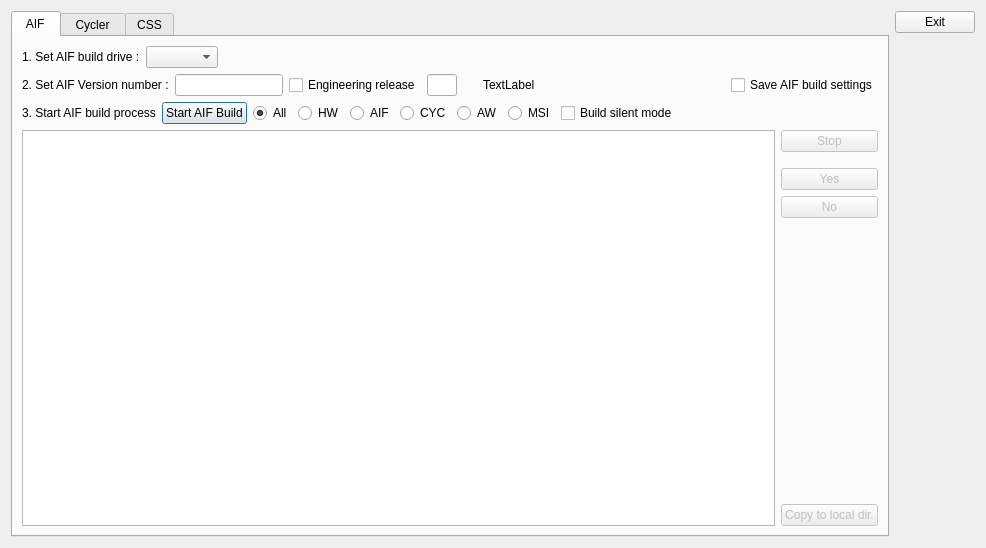
The window that dlgbuildpackage.ui (tbikfalvi/VTITestManager) describes before a commit, drawn with Qt 5.
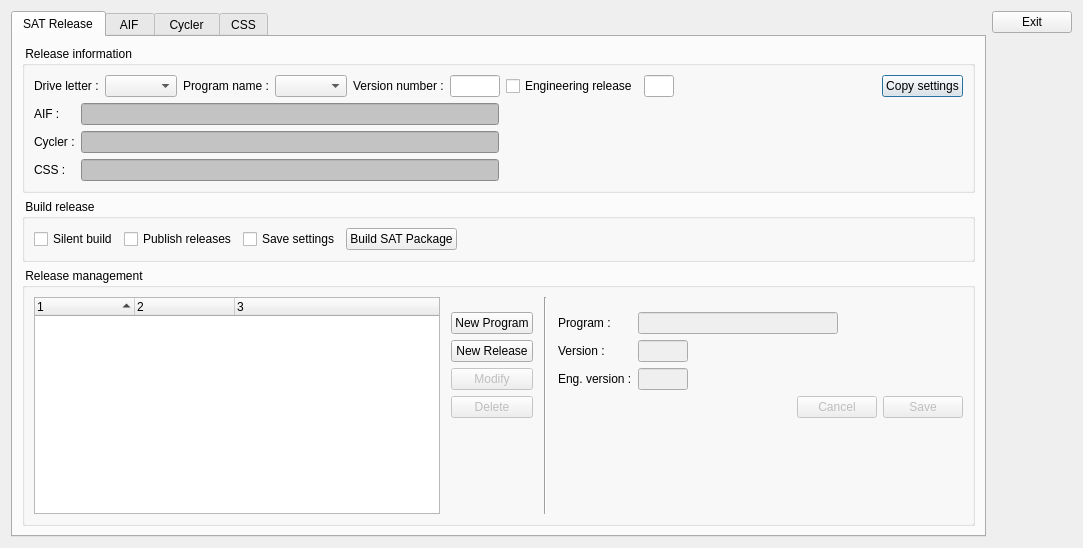
The same window after the commit. Icons and pictures are not drawn.

The edit to the form file:
```diff
--- a/dlgbuildpackage.ui
+++ b/dlgbuildpackage.ui
@@ -6,7 +6,7 @@
    <rect>
     <x>0</x>
     <y>0</y>
-    <width>986</width>
+    <width>1014</width>
     <height>548</height>
    </rect>
   </property>
@@ -23,6 +23,561 @@
      <property name="currentIndex">
       <number>0</number>
      </property>
+     <widget class="QWidget" name="tabMain">
+      <attribute name="title">
+       <string>SAT Release</string>
+      </attribute>
+      <layout class="QVBoxLayout" name="verticalLayout_9">
+       <item>
+        <widget class="QGroupBox" name="gbReleasInfo">
+         <property name="title">
+          <string> Release information </string>
+         </property>
+         <layout class="QVBoxLayout" name="verticalLayout_4">
+          <item>
+           <layout class="QHBoxLayout" name="horizontalLayout_10">
+            <item>
+             <widget class="QLabel" name="lblDrive">
+              <property name="text">
+               <string>Drive letter :</string>
+              </property>
+             </widget>
+            </item>
+            <item>
+             <widget class="QComboBox" name="cmbDrive"/>
+            </item>
+            <item>
+             <widget class="QLabel" name="lblProgramName">
+              <property name="text">
+               <string>Program name :</string>
+              </property>
+             </widget>
+            </item>
+            <item>
+             <widget class="QComboBox" name="cmbProgramName"/>
+            </item>
+            <item>
+             <widget class="QLabel" name="lblVersionNumber">
+              <property name="text">
+               <string>Version number :</string>
+              </property>
+             </widget>
+            </item>
+            <item>
+             <widget class="QLineEdit" name="ledVersionNumber">
+              <property name="maximumSize">
+               <size>
+                <width>50</width>
+                <height>16777215</height>
+               </size>
+              </property>
+             </widget>
+            </item>
+            <item>
+             <widget class="QCheckBox" name="chkEngRelease">
+              <property name="text">
+               <string>Engineering release</string>
+              </property>
+             </widget>
+            </item>
+            <item>
+             <widget class="QLineEdit" name="ledEngVersion">
+              <property name="maximumSize">
+               <size>
+                <width>30</width>
+                <height>16777215</height>
+               </size>
+              </property>
+             </widget>
+            </item>
+            <item>
+             <spacer name="horizontalSpacer_9">
+              <property name="orientation">
+               <enum>Qt::Horizontal</enum>
+              </property>
+              <property name="sizeHint" stdset="0">
+               <size>
+                <width>40</width>
+                <height>20</height>
+               </size>
+              </property>
+             </spacer>
+            </item>
+            <item>
+             <widget class="QPushButton" name="pbCopySettings">
+              <property name="text">
+               <string>Copy settings</string>
+              </property>
+              <property name="icon">
+               <iconset resource="vtitestmanager.qrc">
+                <normaloff>:/images/refresh.png</normaloff>:/images/refresh.png</iconset>
+              </property>
+             </widget>
+            </item>
+           </layout>
+          </item>
+          <item>
+           <layout class="QHBoxLayout" name="horizontalLayout_11">
+            <item>
+             <layout class="QFormLayout" name="formLayout">
+              <item row="0" column="0">
+               <widget class="QLabel" name="lblAIF">
+                <property name="text">
+                 <string>AIF :</string>
+                </property>
+               </widget>
+              </item>
+              <item row="0" column="1">
+               <widget class="QLineEdit" name="ledAIFName">
+                <property name="minimumSize">
+                 <size>
+                  <width>200</width>
+                  <height>0</height>
+                 </size>
+                </property>
+                <property name="autoFillBackground">
+                 <bool>false</bool>
+                </property>
+                <property name="styleSheet">
+                 <string notr="true">background-color: rgb(195, 195, 195);</string>
+                </property>
+                <property name="readOnly">
+                 <bool>true</bool>
+                </property>
+               </widget>
+              </item>
+              <item row="1" column="0">
+               <widget class="QLabel" name="lblCycler">
+                <property name="text">
+                 <string>Cycler :</string>
+                </property>
+               </widget>
+              </item>
+              <item row="1" column="1">
+               <widget class="QLineEdit" name="ledCyclerName">
+                <property name="minimumSize">
+                 <size>
+                  <width>200</width>
+                  <height>0</height>
+                 </size>
+                </property>
+                <property name="styleSheet">
+                 <string notr="true">background-color: rgb(195, 195, 195);</string>
+                </property>
+                <property name="readOnly">
+                 <bool>true</bool>
+                </property>
+               </widget>
+              </item>
+              <item row="2" column="0">
+               <widget class="QLabel" name="lblCss">
+                <property name="text">
+                 <string>CSS :</string>
+                </property>
+               </widget>
+              </item>
+              <item row="2" column="1">
+               <widget class="QLineEdit" name="ledCSSName">
+                <property name="minimumSize">
+                 <size>
+                  <width>200</width>
+                  <height>0</height>
+                 </size>
+                </property>
+                <property name="styleSheet">
+                 <string notr="true">background-color: rgb(195, 195, 195);</string>
+                </property>
+                <property name="readOnly">
+                 <bool>true</bool>
+                </property>
+               </widget>
+              </item>
+             </layout>
+            </item>
+            <item>
+             <spacer name="horizontalSpacer_10">
+              <property name="orientation">
+               <enum>Qt::Horizontal</enum>
+              </property>
+              <property name="sizeHint" stdset="0">
+               <size>
+                <width>40</width>
+                <height>20</height>
+               </size>
+              </property>
+             </spacer>
+            </item>
+           </layout>
+          </item>
+         </layout>
+        </widget>
+       </item>
+       <item>
+        <widget class="QGroupBox" name="gbReleaseBuild">
+         <property name="title">
+          <string> Build release </string>
+         </property>
+         <layout class="QHBoxLayout" name="horizontalLayout_12">
+          <item>
+           <widget class="QCheckBox" name="chkBuildSilent">
+            <property name="text">
+             <string>Silent build</string>
+            </property>
+           </widget>
+          </item>
+          <item>
+           <widget class="QCheckBox" name="chkPublish">
+            <property name="text">
+             <string>Publish releases</string>
+            </property>
+           </widget>
+          </item>
+          <item>
+           <widget class="QCheckBox" name="chkSaveSettings">
+            <property name="text">
+             <string>Save settings</string>
+            </property>
+           </widget>
+          </item>
+          <item>
+           <widget class="QPushButton" name="pbBuildSatPackage">
+            <property name="text">
+             <string>Build SAT Package</string>
+            </property>
+            <property name="icon">
+             <iconset resource="vtitestmanager.qrc">
+              <normaloff>:/images/releases.png</normaloff>:/images/releases.png</iconset>
+            </property>
+           </widget>
+          </item>
+          <item>
+           <spacer name="horizontalSpacer_11">
+            <property name="orientation">
+             <enum>Qt::Horizontal</enum>
+            </property>
+            <property name="sizeHint" stdset="0">
+             <size>
+              <width>484</width>
+              <height>20</height>
+             </size>
+            </property>
+           </spacer>
+          </item>
+         </layout>
+        </widget>
+       </item>
+       <item>
+        <widget class="QGroupBox" name="gbReleaseManagement">
+         <property name="title">
+          <string> Release management </string>
+         </property>
+         <layout class="QHBoxLayout" name="horizontalLayout_14">
+          <item>
+           <widget class="QTreeWidget" name="treeSATReleases">
+            <property name="sortingEnabled">
+             <bool>true</bool>
+            </property>
+            <property name="columnCount">
+             <number>3</number>
+            </property>
+            <attribute name="headerVisible">
+             <bool>true</bool>
+            </attribute>
+            <attribute name="headerCascadingSectionResizes">
+             <bool>true</bool>
+            </attribute>
+            <attribute name="headerDefaultSectionSize">
+             <number>100</number>
+            </attribute>
+            <attribute name="headerMinimumSectionSize">
+             <number>50</number>
+            </attribute>
+            <column>
+             <property name="text">
+              <string notr="true">1</string>
+             </property>
+            </column>
+            <column>
+             <property name="text">
+              <string notr="true">2</string>
+             </property>
+            </column>
+            <column>
+             <property name="text">
+              <string notr="true">3</string>
+             </property>
+            </column>
+           </widget>
+          </item>
+          <item>
+           <spacer name="horizontalSpacer_13">
+            <property name="orientation">
+             <enum>Qt::Horizontal</enum>
+            </property>
+            <property name="sizeType">
+             <enum>QSizePolicy::Fixed</enum>
+            </property>
+            <property name="sizeHint" stdset="0">
+             <size>
+              <width>5</width>
+              <height>20</height>
+             </size>
+            </property>
+           </spacer>
+          </item>
+          <item>
+           <layout class="QVBoxLayout" name="verticalLayout_7">
+            <item>
+             <spacer name="verticalSpacer_7">
+              <property name="orientation">
+               <enum>Qt::Vertical</enum>
+              </property>
+              <property name="sizeType">
+               <enum>QSizePolicy::Fixed</enum>
+              </property>
+              <property name="sizeHint" stdset="0">
+               <size>
+                <width>20</width>
+                <height>15</height>
+               </size>
+              </property>
+             </spacer>
+            </item>
+            <item>
+             <widget class="QPushButton" name="pbSATNewProgram">
+              <property name="text">
+               <string>New Program</string>
+              </property>
+             </widget>
+            </item>
+            <item>
+             <widget class="QPushButton" name="pbSATNewRelease">
+              <property name="text">
+               <string>New Release</string>
+              </property>
+             </widget>
+            </item>
+            <item>
+             <widget class="QPushButton" name="pbSATModify">
+              <property name="enabled">
+               <bool>false</bool>
+              </property>
+              <property name="text">
+               <string>Modify</string>
+              </property>
+             </widget>
+            </item>
+            <item>
+             <widget class="QPushButton" name="pbSATDelete">
+              <property name="enabled">
+               <bool>false</bool>
+              </property>
+              <property name="text">
+               <string>Delete</string>
+              </property>
+             </widget>
+            </item>
+            <item>
+             <spacer name="verticalSpacer_8">
+              <property name="orientation">
+               <enum>Qt::Vertical</enum>
+              </property>
+              <property name="sizeHint" stdset="0">
+               <size>
+                <width>20</width>
+                <height>40</height>
+               </size>
+              </property>
+             </spacer>
+            </item>
+           </layout>
+          </item>
+          <item>
+           <spacer name="horizontalSpacer_15">
+            <property name="orientation">
+             <enum>Qt::Horizontal</enum>
+            </property>
+            <property name="sizeType">
+             <enum>QSizePolicy::Fixed</enum>
+            </property>
+            <property name="sizeHint" stdset="0">
+             <size>
+              <width>5</width>
+              <height>20</height>
+             </size>
+            </property>
+           </spacer>
+          </item>
+          <item>
+           <widget class="Line" name="line">
+            <property name="orientation">
+             <enum>Qt::Vertical</enum>
+            </property>
+           </widget>
+          </item>
+          <item>
+           <spacer name="horizontalSpacer_14">
+            <property name="orientation">
+             <enum>Qt::Horizontal</enum>
+            </property>
+            <property name="sizeType">
+             <enum>QSizePolicy::Fixed</enum>
+            </property>
+            <property name="sizeHint" stdset="0">
+             <size>
+              <width>5</width>
+              <height>20</height>
+             </size>
+            </property>
+           </spacer>
+          </item>
+          <item>
+           <layout class="QVBoxLayout" name="verticalLayout_8">
+            <item>
+             <spacer name="verticalSpacer_10">
+              <property name="orientation">
+               <enum>Qt::Vertical</enum>
+              </property>
+              <property name="sizeType">
+               <enum>QSizePolicy::Fixed</enum>
+              </property>
+              <property name="sizeHint" stdset="0">
+               <size>
+                <width>20</width>
+                <height>15</height>
+               </size>
+              </property>
+             </spacer>
+            </item>
+            <item>
+             <layout class="QFormLayout" name="formLayout_2">
+              <item row="0" column="0">
+               <widget class="QLabel" name="lblSATProgram">
+                <property name="text">
+                 <string>Program :</string>
+                </property>
+               </widget>
+              </item>
+              <item row="0" column="1">
+               <widget class="QLineEdit" name="ledSATProgram">
+                <property name="enabled">
+                 <bool>false</bool>
+                </property>
+                <property name="maximumSize">
+                 <size>
+                  <width>200</width>
+                  <height>16777215</height>
+                 </size>
+                </property>
+               </widget>
+              </item>
+              <item row="1" column="0">
+               <widget class="QLabel" name="lblSATVersion">
+                <property name="text">
+                 <string>Version :</string>
+                </property>
+               </widget>
+              </item>
+              <item row="1" column="1">
+               <widget class="QLineEdit" name="ledSATVersion">
+                <property name="enabled">
+                 <bool>false</bool>
+                </property>
+                <property name="maximumSize">
+                 <size>
+                  <width>50</width>
+                  <height>16777215</height>
+                 </size>
+                </property>
+               </widget>
+              </item>
+              <item row="2" column="0">
+               <widget class="QLabel" name="lblSATEngVersion">
+                <property name="text">
+                 <string>Eng. version :</string>
+                </property>
+               </widget>
+              </item>
+              <item row="2" column="1">
+               <widget class="QLineEdit" name="ledSATEngVersion">
+                <property name="enabled">
+                 <bool>false</bool>
+                </property>
+                <property name="maximumSize">
+                 <size>
+                  <width>50</width>
+                  <height>16777215</height>
+                 </size>
+                </property>
+               </widget>
+              </item>
+             </layout>
+            </item>
+            <item>
+             <layout class="QHBoxLayout" name="horizontalLayout_13">
+              <item>
+               <spacer name="horizontalSpacer_12">
+                <property name="orientation">
+                 <enum>Qt::Horizontal</enum>
+                </property>
+                <property name="sizeHint" stdset="0">
+                 <size>
+                  <width>40</width>
+                  <height>20</height>
+                 </size>
+                </property>
+               </spacer>
+              </item>
+              <item>
+               <widget class="QPushButton" name="pbSATCancel">
+                <property name="enabled">
+                 <bool>false</bool>
+                </property>
+                <property name="text">
+                 <string>Cancel</string>
+                </property>
+                <property name="icon">
+                 <iconset resource="vtitestmanager.qrc">
+                  <normaloff>:/images/cancel.png</normaloff>:/images/cancel.png</iconset>
+                </property>
+               </widget>
+              </item>
+              <item>
+               <widget class="QPushButton" name="pbSATSave">
+                <property name="enabled">
+                 <bool>false</bool>
+                </property>
+                <property name="text">
+                 <string>Save</string>
+                </property>
+                <property name="icon">
+                 <iconset resource="vtitestmanager.qrc">
+                  <normaloff>:/images/ok.png</normaloff>:/images/ok.png</iconset>
+                </property>
+               </widget>
+              </item>
+             </layout>
+            </item>
+            <item>
+             <spacer name="verticalSpacer_9">
+              <property name="orientation">
+               <enum>Qt::Vertical</enum>
+              </property>
+              <property name="sizeHint" stdset="0">
+               <size>
+                <width>20</width>
+                <height>40</height>
+               </size>
+              </property>
+             </spacer>
+            </item>
+           </layout>
+          </item>
+         </layout>
+        </widget>
+       </item>
+      </layout>
+     </widget>
      <widget class="QWidget" name="tabAIF">
       <attribute name="title">
        <string> AIF </string>
@@ -145,13 +700,6 @@
            </property>
           </spacer>
          </item>
-         <item>
-          <widget class="QCheckBox" name="chkSaveAIFBuildSettings">
-           <property name="text">
-            <string>Save AIF build settings</string>
-           </property>
-          </widget>
-         </item>
         </layout>
        </item>
        <item>
@@ -164,13 +712,16 @@
           </widget>
          </item>
          <item>
-          <widget class="QPushButton" name="pbStartAIFBuild">
+          <widget class="QCheckBox" name="chkSaveAIFBuildSettings">
            <property name="text">
-            <string>Start AIF Build</string>
+            <string>Save AIF build settings</string>
            </property>
-           <property name="icon">
-            <iconset resource="vtitestmanager.qrc">
-             <normaloff>:/images/start.png</normaloff>:/images/start.png</iconset>
+          </widget>
+         </item>
+         <item>
+          <widget class="QCheckBox" name="chkPublishAIFAuto">
+           <property name="text">
+            <string>Publish automatically</string>
            </property>
           </widget>
          </item>
@@ -254,6 +805,17 @@
            </property>
           </spacer>
          </item>
+         <item>
+          <widget class="QPushButton" name="pbStartAIFBuild">
+           <property name="text">
+            <string>Start AIF Build</string>
+           </property>
+           <property name="icon">
+            <iconset resource="vtitestmanager.qrc">
+             <normaloff>:/images/start.png</normaloff>:/images/start.png</iconset>
+           </property>
+          </widget>
+         </item>
         </layout>
        </item>
        <item>
@@ -348,6 +910,20 @@
              </property>
             </widget>
            </item>
+           <item>
+            <widget class="QPushButton" name="pbPublishAIFRelease">
+             <property name="enabled">
+              <bool>false</bool>
+             </property>
+             <property name="text">
+              <string>Publish release</string>
+             </property>
+             <property name="icon">
+              <iconset resource="vtitestmanager.qrc">
+               <normaloff>:/images/releases.png</normaloff>:/images/releases.png</iconset>
+             </property>
+            </widget>
+           </item>
           </layout>
          </item>
         </layout>
@@ -487,17 +1063,6 @@
            </property>
           </widget>
          </item>
-         <item>
-          <widget class="QPushButton" name="pbStartCyclerBuild">
-           <property name="text">
-            <string>Start Cycler Build</string>
-           </property>
-           <property name="icon">
-            <iconset resource="vtitestmanager.qrc">
-             <normaloff>:/images/start.png</normaloff>:/images/start.png</iconset>
-           </property>
-          </widget>
-         </item>
          <item>
           <widget class="QCheckBox" name="chkSaveCyclerBuildSettings">
            <property name="text">
@@ -505,6 +1070,13 @@
            </property>
           </widget>
          </item>
+         <item>
+          <widget class="QCheckBox" name="chkPublishCyclerAuto">
+           <property name="text">
+            <string>Publish automatically</string>
+           </property>
+          </widget>
+         </item>
          <item>
           <spacer name="horizontalSpacer_6">
            <property name="orientation">
@@ -518,6 +1090,17 @@
            </property>
           </spacer>
          </item>
+         <item>
+          <widget class="QPushButton" name="pbStartCyclerBuild">
+           <property name="text">
+            <string>Start Cycler Build</string>
+           </property>
+           <property name="icon">
+            <iconset resource="vtitestmanager.qrc">
+             <normaloff>:/images/start.png</normaloff>:/images/start.png</iconset>
+           </property>
+          </widget>
+         </item>
         </layout>
        </item>
        <item>
@@ -612,6 +1195,20 @@
              </property>
             </widget>
            </item>
+           <item>
+            <widget class="QPushButton" name="pbPublishCylerRelease">
+             <property name="enabled">
+              <bool>false</bool>
+             </property>
+             <property name="text">
+              <string>Publish release</string>
+             </property>
+             <property name="icon">
+              <iconset resource="vtitestmanager.qrc">
+               <normaloff>:/images/releases.png</normaloff>:/images/releases.png</iconset>
+             </property>
+            </widget>
+           </item>
           </layout>
          </item>
         </layout>
@@ -751,17 +1348,6 @@
            </property>
           </widget>
          </item>
-         <item>
-          <widget class="QPushButton" name="pbStartCSSBuild">
-           <property name="text">
-            <string>Start CSS Build</string>
-           </property>
-           <property name="icon">
-            <iconset resource="vtitestmanager.qrc">
-             <normaloff>:/images/start.png</normaloff>:/images/start.png</iconset>
-           </property>
-          </widget>
-         </item>
          <item>
           <widget class="QCheckBox" name="chkSaveCSSBuildSettings">
            <property name="text">
@@ -769,6 +1355,13 @@
            </property>
           </widget>
          </item>
+         <item>
+          <widget class="QCheckBox" name="chkPublishCSSAuto">
+           <property name="text">
+            <string>Publish automatically</string>
+           </property>
+          </widget>
+         </item>
          <item>
           <spacer name="horizontalSpacer_20">
            <property name="orientation">
@@ -782,6 +1375,17 @@
            </property>
           </spacer>
          </item>
+         <item>
+          <widget class="QPushButton" name="pbStartCSSBuild">
+           <property name="text">
+            <string>Start CSS Build</string>
+           </property>
+           <property name="icon">
+            <iconset resource="vtitestmanager.qrc">
+             <normaloff>:/images/start.png</normaloff>:/images/start.png</iconset>
+           </property>
+          </widget>
+         </item>
         </layout>
        </item>
        <item>
@@ -876,6 +1480,20 @@
              </property>
             </widget>
            </item>
+           <item>
+            <widget class="QPushButton" name="pbPublishCSSRelease">
+             <property name="enabled">
+              <bool>false</bool>
+             </property>
+             <property name="text">
+              <string>Publish release</string>
+             </property>
+             <property name="icon">
+              <iconset resource="vtitestmanager.qrc">
+               <normaloff>:/images/releases.png</normaloff>:/images/releases.png</iconset>
+             </property>
+            </widget>
+           </item>
           </layout>
          </item>
         </layout>
```
Left out of the diff: 50 changed lines with no effect on the pictures.
